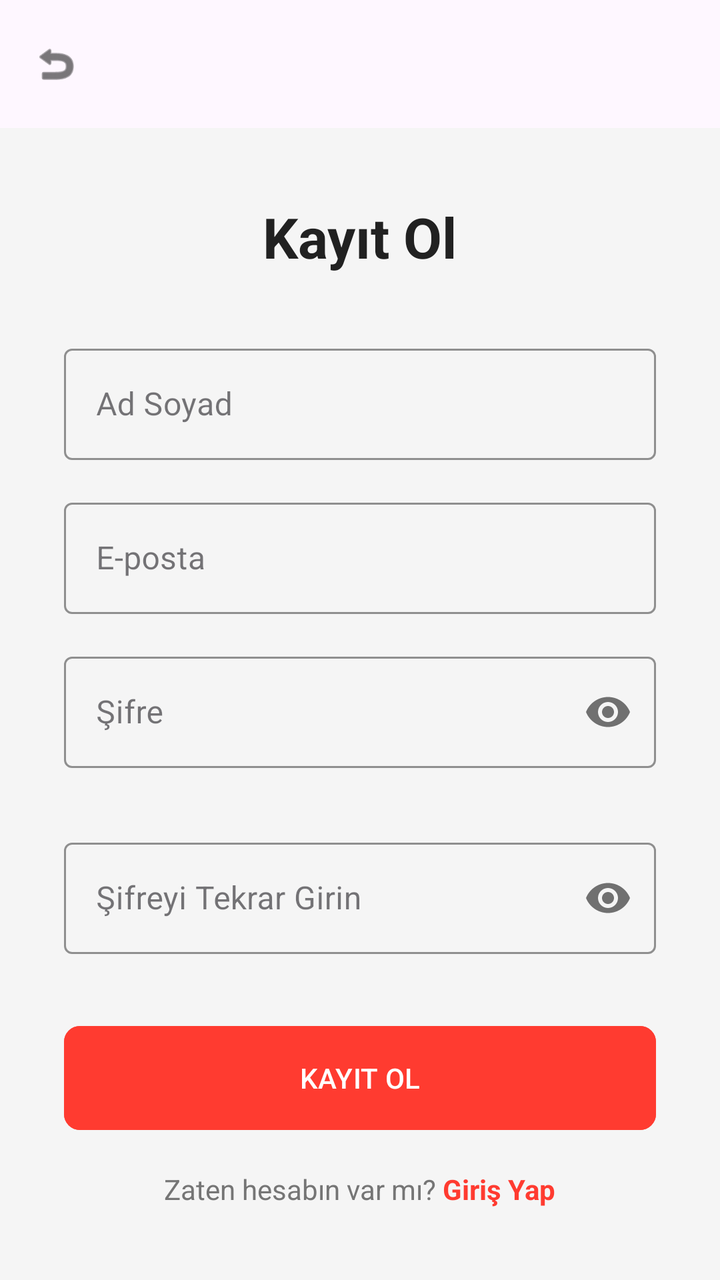
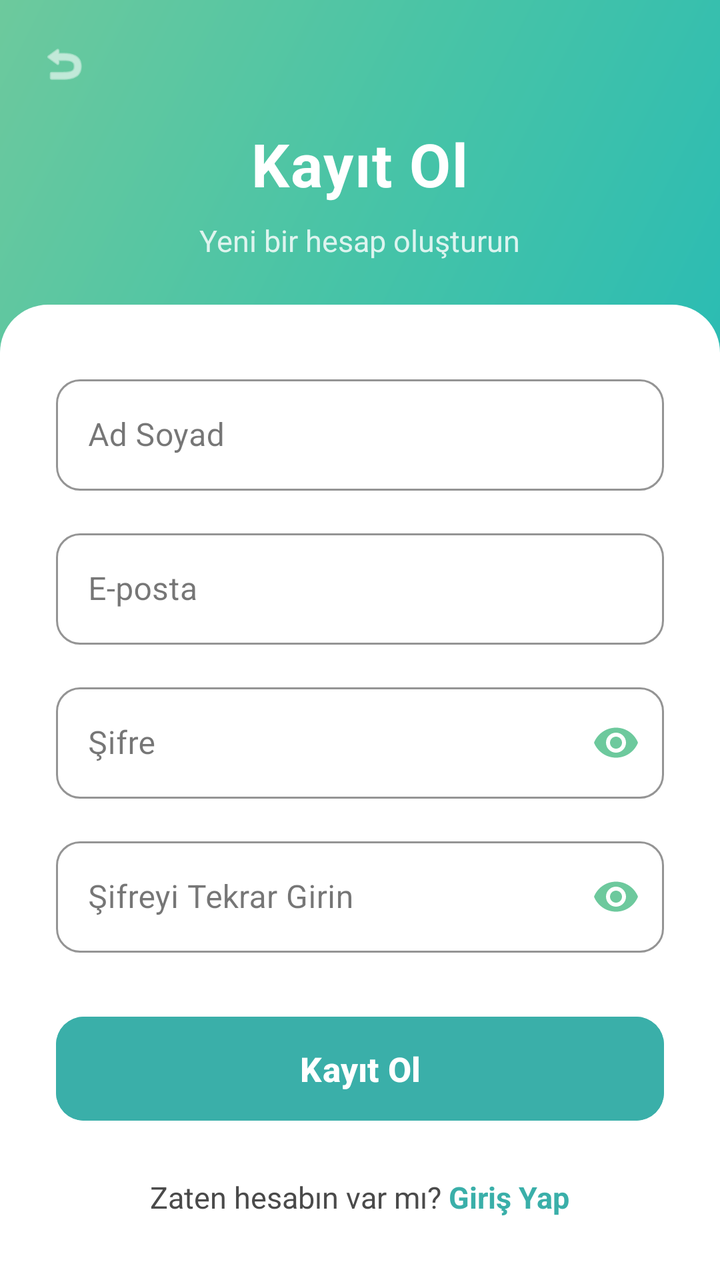

The first picture is an Android layout as it rendered before a commit; the second is the same layout after the commit. The layout source and the unified diff follow.
<!-- AndroidManifest.xml: application theme Theme.EskiEsyaSatis -->
<!-- res/layout/activity_register.xml -->
<?xml version="1.0" encoding="utf-8"?>
<LinearLayout xmlns:android="http://schemas.android.com/apk/res/android"
    xmlns:app="http://schemas.android.com/apk/res-auto"
    android:layout_width="match_parent"
    android:layout_height="match_parent"
    android:orientation="vertical"
    android:fitsSystemWindows="true"
    android:background="@color/backgroundColor">

    <LinearLayout
        android:layout_width="match_parent"
        android:layout_height="?attr/actionBarSize"
        android:background="?attr/colorSurface"
        android:orientation="horizontal"
        android:gravity="center_vertical"
        android:padding="4dp">

        <ImageView
            android:id="@+id/btnBackRegister"
            android:layout_width="48dp"
            android:layout_height="48dp"
            android:src="@android:drawable/ic_menu_revert"
            android:padding="12dp"
            android:background="?attr/selectableItemBackgroundBorderless"
            android:clickable="true"
            android:focusable="true"
            android:contentDescription="Geri"
            app:tint="@color/textColorPrimary" />
    </LinearLayout>

    <ScrollView
        android:layout_width="match_parent"
        android:layout_height="match_parent"
        android:fillViewport="true">

        <LinearLayout
            android:layout_width="match_parent"
            android:layout_height="wrap_content"
            android:orientation="vertical"
            android:gravity="center"
            android:padding="32dp">

            <TextView
                android:layout_width="wrap_content"
                android:layout_height="wrap_content"
                android:text="Kayıt Ol"
                android:textSize="28sp"
                android:textStyle="bold"
                android:textColor="@color/textColorPrimary"
                android:layout_marginBottom="32dp" />

    <com.google.android.material.textfield.TextInputLayout
        android:layout_width="match_parent"
        android:layout_height="wrap_content"
        android:layout_marginBottom="16dp"
        app:boxStrokeColor="@color/primaryColor"
        app:hintTextColor="@color/primaryColor"
        style="@style/Widget.MaterialComponents.TextInputLayout.OutlinedBox">

        <com.google.android.material.textfield.TextInputEditText
            android:id="@+id/etName"
            android:layout_width="match_parent"
            android:layout_height="wrap_content"
            android:hint="Ad Soyad"
            android:inputType="textPersonName" />
    </com.google.android.material.textfield.TextInputLayout>

    <com.google.android.material.textfield.TextInputLayout
        android:layout_width="match_parent"
        android:layout_height="wrap_content"
        android:layout_marginBottom="16dp"
        app:boxStrokeColor="@color/primaryColor"
        app:hintTextColor="@color/primaryColor"
        style="@style/Widget.MaterialComponents.TextInputLayout.OutlinedBox">

        <com.google.android.material.textfield.TextInputEditText
            android:id="@+id/etEmail"
            android:layout_width="match_parent"
            android:layout_height="wrap_content"
            android:hint="E-posta"
            android:inputType="textEmailAddress" />
    </com.google.android.material.textfield.TextInputLayout>

    <com.google.android.material.textfield.TextInputLayout
        android:layout_width="match_parent"
        android:layout_height="wrap_content"
        android:layout_marginBottom="32dp"
        app:boxStrokeColor="@color/primaryColor"
        app:hintTextColor="@color/primaryColor"
        app:passwordToggleEnabled="true"
        style="@style/Widget.MaterialComponents.TextInputLayout.OutlinedBox">

        <com.google.android.material.textfield.TextInputEditText
            android:id="@+id/etPassword"
            android:layout_width="match_parent"
            android:layout_height="wrap_content"
            android:hint="Şifre"
            android:inputType="textPassword" />
    </com.google.android.material.textfield.TextInputLayout>

    <com.google.android.material.textfield.TextInputLayout
        android:layout_width="match_parent"
        android:layout_height="wrap_content"
        android:layout_marginBottom="32dp"
        app:boxStrokeColor="@color/primaryColor"
        app:hintTextColor="@color/primaryColor"
        app:passwordToggleEnabled="true"
        style="@style/Widget.MaterialComponents.TextInputLayout.OutlinedBox">

        <com.google.android.material.textfield.TextInputEditText
            android:id="@+id/etConfirmPassword"
            android:layout_width="match_parent"
            android:layout_height="wrap_content"
            android:hint="Şifreyi Tekrar Girin"
            android:inputType="textPassword" />
    </com.google.android.material.textfield.TextInputLayout>

    <com.google.android.material.button.MaterialButton
        android:id="@+id/btnRegister"
        android:layout_width="match_parent"
        android:layout_height="60dp"
        android:text="KAYIT OL"
        android:backgroundTint="@color/primaryColor"
        android:textColor="@color/white"
        app:cornerRadius="8dp"
        android:layout_marginBottom="16dp"/>

    <LinearLayout
        android:layout_width="wrap_content"
        android:layout_height="wrap_content"
        android:orientation="horizontal">

        <TextView
            android:layout_width="wrap_content"
            android:layout_height="wrap_content"
            android:text="Zaten hesabın var mı? "
            android:textColor="@color/textColorSecondary" />

        <TextView
            android:id="@+id/tvLogin"
            android:layout_width="wrap_content"
            android:layout_height="wrap_content"
            android:text="Giriş Yap"
            android:textColor="@color/primaryColor"
            android:textStyle="bold" />
    </LinearLayout>

        </LinearLayout>
    </ScrollView>
</LinearLayout>
<!-- resources referenced by this layout -->
<resources>
  <color name="backgroundColor">#F5F5F5</color>
  <color name="primaryColor">#FF3B30</color>
  <color name="textColorPrimary">#212121</color>
  <color name="textColorSecondary">#757575</color>
  <color name="white">#FFFFFFFF</color>
  <style name="Theme.EskiEsyaSatis" parent="Base.Theme.EskiEsyaSatis" />
  <style name="Base.Theme.EskiEsyaSatis" parent="Theme.Material3.DayNight.NoActionBar">
          
          <item name="colorPrimary">@color/primaryColor</item>
          <item name="colorPrimaryDark">@color/primaryDarkColor</item>
          <item name="colorOnPrimary">@color/white</item>
          <item name="android:windowBackground">@color/backgroundColor</item>
          <item name="android:textColorPrimary">@color/textColorPrimary</item>
          <item name="android:textColorSecondary">@color/textColorSecondary</item>
      </style>
  <color name="primaryDarkColor">#C32C23</color>
</resources>

<!-- the commit's change to res/layout/activity_register.xml (unified diff, before → after) -->
@@ -5,15 +5,13 @@
     android:layout_height="match_parent"
     android:orientation="vertical"
     android:fitsSystemWindows="true"
-    android:background="@color/backgroundColor">
+    android:background="@color/white">
 
-    <LinearLayout
+    
+    <FrameLayout
         android:layout_width="match_parent"
-        android:layout_height="?attr/actionBarSize"
-        android:background="?attr/colorSurface"
-        android:orientation="horizontal"
-        android:gravity="center_vertical"
-        android:padding="4dp">
+        android:layout_height="180dp"
+        android:background="@drawable/bg_hero_gradient">
 
         <ImageView
             android:id="@+id/btnBackRegister"
@@ -21,129 +19,180 @@
             android:layout_height="48dp"
             android:src="@android:drawable/ic_menu_revert"
             android:padding="12dp"
+            android:layout_margin="8dp"
             android:background="?attr/selectableItemBackgroundBorderless"
             android:clickable="true"
             android:focusable="true"
             android:contentDescription="Geri"
-            app:tint="@color/textColorPrimary" />
-    </LinearLayout>
+            app:tint="@color/white" />
+
+        <LinearLayout
+            android:layout_width="match_parent"
+            android:layout_height="match_parent"
+            android:orientation="vertical"
+            android:gravity="center"
+            android:paddingTop="12dp">
+
+            <TextView
+                android:layout_width="wrap_content"
+                android:layout_height="wrap_content"
+                android:text="Kayıt Ol"
+                android:textSize="30sp"
+                android:textStyle="bold"
+                android:textColor="@color/white"
+                android:letterSpacing="0.02" />
+
+            <TextView
+                android:layout_width="wrap_content"
+                android:layout_height="wrap_content"
+                android:text="Yeni bir hesap oluşturun"
+                android:textSize="15sp"
+                android:textColor="#D0FFFFFF"
+                android:layout_marginTop="8dp" />
+        </LinearLayout>
+    </FrameLayout>
 
     <ScrollView
         android:layout_width="match_parent"
         android:layout_height="match_parent"
-        android:fillViewport="true">
+        android:fillViewport="true"
+        android:background="@drawable/bg_bottom_sheet"
+        android:layout_marginTop="-28dp">
 
         <LinearLayout
             android:layout_width="match_parent"
             android:layout_height="wrap_content"
             android:orientation="vertical"
-            android:gravity="center"
-            android:padding="32dp">
+            android:paddingHorizontal="28dp"
+            android:paddingTop="32dp"
+            android:paddingBottom="28dp">
 
-            <TextView
+            <com.google.android.material.textfield.TextInputLayout
+                android:layout_width="match_parent"
+                android:layout_height="wrap_content"
+                android:layout_marginBottom="16dp"
+                app:boxCornerRadiusTopStart="12dp"
+                app:boxCornerRadiusTopEnd="12dp"
+                app:boxCornerRadiusBottomStart="12dp"
+                app:boxCornerRadiusBottomEnd="12dp"
+                app:boxStrokeColor="@color/primaryColor"
+                app:hintTextColor="@color/primaryColor"
+                style="@style/Widget.MaterialComponents.TextInputLayout.OutlinedBox">
+
+                <com.google.android.material.textfield.TextInputEditText
+                    android:id="@+id/etName"
+                    android:layout_width="match_parent"
+                    android:layout_height="wrap_content"
+                    android:hint="Ad Soyad"
+                    android:textColor="@color/textColorPrimary"
+                    android:textColorHint="@color/textColorSecondary"
+                    android:inputType="textPersonName" />
+            </com.google.android.material.textfield.TextInputLayout>
+
+            <com.google.android.material.textfield.TextInputLayout
+                android:layout_width="match_parent"
+                android:layout_height="wrap_content"
+                android:layout_marginBottom="16dp"
+                app:boxCornerRadiusTopStart="12dp"
+                app:boxCornerRadiusTopEnd="12dp"
+                app:boxCornerRadiusBottomStart="12dp"
+                app:boxCornerRadiusBottomEnd="12dp"
+                app:boxStrokeColor="@color/primaryColor"
+                app:hintTextColor="@color/primaryColor"
+                style="@style/Widget.MaterialComponents.TextInputLayout.OutlinedBox">
+
+                <com.google.android.material.textfield.TextInputEditText
+                    android:id="@+id/etEmail"
+                    android:layout_width="match_parent"
+                    android:layout_height="wrap_content"
+                    android:hint="E-posta"
+                    android:textColor="@color/textColorPrimary"
+                    android:textColorHint="@color/textColorSecondary"
+                    android:inputType="textEmailAddress" />
+            </com.google.android.material.textfield.TextInputLayout>
+
+            <com.google.android.material.textfield.TextInputLayout
+                android:layout_width="match_parent"
+                android:layout_height="wrap_content"
+                android:layout_marginBottom="16dp"
+                app:boxCornerRadiusTopStart="12dp"
+                app:boxCornerRadiusTopEnd="12dp"
+                app:boxCornerRadiusBottomStart="12dp"
+                app:boxCornerRadiusBottomEnd="12dp"
+                app:boxStrokeColor="@color/primaryColor"
+                app:hintTextColor="@color/primaryColor"
+                app:passwordToggleEnabled="true"
+                app:passwordToggleTint="@color/accentColor"
+                style="@style/Widget.MaterialComponents.TextInputLayout.OutlinedBox">
+
+                <com.google.android.material.textfield.TextInputEditText
+                    android:id="@+id/etPassword"
+                    android:layout_width="match_parent"
+                    android:layout_height="wrap_content"
+                    android:hint="Şifre"
+                    android:textColor="@color/textColorPrimary"
+                    android:textColorHint="@color/textColorSecondary"
+                    android:inputType="textPassword" />
+            </com.google.android.material.textfield.TextInputLayout>
+
+            <com.google.android.material.textfield.TextInputLayout
+                android:layout_width="match_parent"
+                android:layout_height="wrap_content"
+                android:layout_marginBottom="28dp"
+                app:boxCornerRadiusTopStart="12dp"
+                app:boxCornerRadiusTopEnd="12dp"
+                app:boxCornerRadiusBottomStart="12dp"
+                app:boxCornerRadiusBottomEnd="12dp"
+                app:boxStrokeColor="@color/primaryColor"
+                app:hintTextColor="@color/primaryColor"
+                app:passwordToggleEnabled="true"
+                app:passwordToggleTint="@color/accentColor"
+                style="@style/Widget.MaterialComponents.TextInputLayout.OutlinedBox">
+
+                <com.google.android.material.textfield.TextInputEditText
+                    android:id="@+id/etConfirmPassword"
+                    android:layout_width="match_parent"
+                    android:layout_height="wrap_content"
+                    android:hint="Şifreyi Tekrar Girin"
+                    android:textColor="@color/textColorPrimary"
+                    android:textColorHint="@color/textColorSecondary"
+                    android:inputType="textPassword" />
+            </com.google.android.material.textfield.TextInputLayout>
+
+            <com.google.android.material.button.MaterialButton
+                android:id="@+id/btnRegister"
+                android:layout_width="match_parent"
+                android:layout_height="60dp"
+                android:text="Kayıt Ol"
+                android:textSize="17sp"
+                android:textStyle="bold"
+                android:backgroundTint="@color/primaryColor"
+                android:textColor="@color/white"
+                app:cornerRadius="14dp"
+                android:layout_marginBottom="24dp"/>
+
+            <LinearLayout
                 android:layout_width="wrap_content"
                 android:layout_height="wrap_content"
-                android:text="Kayıt Ol"
-                android:textSize="28sp"
-                android:textStyle="bold"
-                android:textColor="@color/textColorPrimary"
-                android:layout_marginBottom="32dp" />
+                android:orientation="horizontal"
+                android:layout_gravity="center_horizontal">
 
-    <com.google.android.material.textfield.TextInputLayout
-        android:layout_width="match_parent"
-        android:layout_height="wrap_content"
-        android:layout_marginBottom="16dp"
-        app:boxStrokeColor="@color/primaryColor"
-        app:hintTextColor="@color/primaryColor"
-        style="@style/Widget.MaterialComponents.TextInputLayout.OutlinedBox">
+                <TextView
+                    android:layout_width="wrap_content"
+                    android:layout_height="wrap_content"
+                    android:text="Zaten hesabın var mı? "
+                    android:textSize="15sp"
+                    android:textColor="@color/textColorSecondary" />
 
-        <com.google.android.material.textfield.TextInputEditText
-            android:id="@+id/etName"
-            android:layout_width="match_parent"
-            android:layout_height="wrap_content"
-            android:hint="Ad Soyad"
-            android:inputType="textPersonName" />
-    </com.google.android.material.textfield.TextInputLayout>
-
-    <com.google.android.material.textfield.TextInputLayout
-        android:layout_width="match_parent"
-        android:layout_height="wrap_content"
-        android:layout_marginBottom="16dp"
-        app:boxStrokeColor="@color/primaryColor"
-        app:hintTextColor="@color/primaryColor"
-        style="@style/Widget.MaterialComponents.TextInputLayout.OutlinedBox">
-
-        <com.google.android.material.textfield.TextInputEditText
-            android:id="@+id/etEmail"
-            android:layout_width="match_parent"
-            android:layout_height="wrap_content"
-            android:hint="E-posta"
-            android:inputType="textEmailAddress" />
-    </com.google.android.material.textfield.TextInputLayout>
-
-    <com.google.android.material.textfield.TextInputLayout
-        android:layout_width="match_parent"
-        android:layout_height="wrap_content"
-        android:layout_marginBottom="32dp"
-        app:boxStrokeColor="@color/primaryColor"
-        app:hintTextColor="@color/primaryColor"
-        app:passwordToggleEnabled="true"
-        style="@style/Widget.MaterialComponents.TextInputLayout.OutlinedBox">
-
-        <com.google.android.material.textfield.TextInputEditText
-            android:id="@+id/etPassword"
-            android:layout_width="match_parent"
-            android:layout_height="wrap_content"
-            android:hint="Şifre"
-            android:inputType="textPassword" />
-    </com.google.android.material.textfield.TextInputLayout>
-
-    <com.google.android.material.textfield.TextInputLayout
-        android:layout_width="match_parent"
-        android:layout_height="wrap_content"
-        android:layout_marginBottom="32dp"
-        app:boxStrokeColor="@color/primaryColor"
-        app:hintTextColor="@color/primaryColor"
-        app:passwordToggleEnabled="true"
-        style="@style/Widget.MaterialComponents.TextInputLayout.OutlinedBox">
-
-        <com.google.android.material.textfield.TextInputEditText
-            android:id="@+id/etConfirmPassword"
-            android:layout_width="match_parent"
-            android:layout_height="wrap_content"
-            android:hint="Şifreyi Tekrar Girin"
-            android:inputType="textPassword" />
-    </com.google.android.material.textfield.TextInputLayout>
-
-    <com.google.android.material.button.MaterialButton
-        android:id="@+id/btnRegister"
-        android:layout_width="match_parent"
-        android:layout_height="60dp"
-        android:text="KAYIT OL"
-        android:backgroundTint="@color/primaryColor"
-        android:textColor="@color/white"
-        app:cornerRadius="8dp"
-        android:layout_marginBottom="16dp"/>
-
-    <LinearLayout
-        android:layout_width="wrap_content"
-        android:layout_height="wrap_content"
-        android:orientation="horizontal">
-
-        <TextView
-            android:layout_width="wrap_content"
-            android:layout_height="wrap_content"
-            android:text="Zaten hesabın var mı? "
-            android:textColor="@color/textColorSecondary" />
-
-        <TextView
-            android:id="@+id/tvLogin"
-            android:layout_width="wrap_content"
-            android:layout_height="wrap_content"
-            android:text="Giriş Yap"
-            android:textColor="@color/primaryColor"
-            android:textStyle="bold" />
-    </LinearLayout>
+                <TextView
+                    android:id="@+id/tvLogin"
+                    android:layout_width="wrap_content"
+                    android:layout_height="wrap_content"
+                    android:text="Giriş Yap"
+                    android:textSize="15sp"
+                    android:textColor="@color/primaryColor"
+                    android:textStyle="bold" />
+            </LinearLayout>
 
         </LinearLayout>
     </ScrollView>
<!-- resource entries referenced after the edit -->
@@ -1,20 +1,41 @@
 <!-- resources referenced by this layout -->
 <resources>
-  <color name="backgroundColor">#F5F5F5</color>
-  <color name="primaryColor">#FF3B30</color>
-  <color name="textColorPrimary">#212121</color>
-  <color name="textColorSecondary">#757575</color>
+  <color name="accentColor">#6DC99D</color>
+  <color name="backgroundColor">#F5FAFA</color>
+  <color name="primaryColor">#3AAFA9</color>
+  <color name="textColorPrimary">#1A1A1A</color>
+  <color name="textColorSecondary">#4A4A4A</color>
   <color name="white">#FFFFFFFF</color>
+  <!-- drawable bg_bottom_sheet (drawable) -->
+  <?xml version="1.0" encoding="utf-8"?>
+  <shape xmlns:android="http://schemas.android.com/apk/res/android">
+      <solid android:color="@color/white" />
+      <corners android:topLeftRadius="24dp" android:topRightRadius="24dp" />
+  </shape>
+  <!-- drawable bg_hero_gradient (drawable) -->
+  <?xml version="1.0" encoding="utf-8"?>
+  <shape xmlns:android="http://schemas.android.com/apk/res/android">
+      <gradient
+          android:startColor="#2BBCB3"
+          android:centerColor="#49C4A6"
+          android:endColor="#6DC99D"
+          android:angle="135" />
+  </shape>
   <style name="Theme.EskiEsyaSatis" parent="Base.Theme.EskiEsyaSatis" />
-  <style name="Base.Theme.EskiEsyaSatis" parent="Theme.Material3.DayNight.NoActionBar">
-          
+  <style name="Base.Theme.EskiEsyaSatis" parent="Theme.Material3.Light.NoActionBar">
           <item name="colorPrimary">@color/primaryColor</item>
           <item name="colorPrimaryDark">@color/primaryDarkColor</item>
           <item name="colorOnPrimary">@color/white</item>
+          <item name="colorAccent">@color/accentColor</item>
           <item name="android:windowBackground">@color/backgroundColor</item>
           <item name="android:textColorPrimary">@color/textColorPrimary</item>
           <item name="android:textColorSecondary">@color/textColorSecondary</item>
+          <item name="android:editTextColor">@color/textColorPrimary</item>
+          <item name="android:textColorHint">@color/textColorSecondary</item>
+          <item name="android:statusBarColor">@color/primaryDarkColor</item>
+          <item name="colorOnSurface">@color/textColorPrimary</item>
+          <item name="colorOnBackground">@color/textColorPrimary</item>
       </style>
-  <color name="primaryDarkColor">#C32C23</color>
+  <color name="primaryDarkColor">#2D8F8A</color>
 </resources>
 
